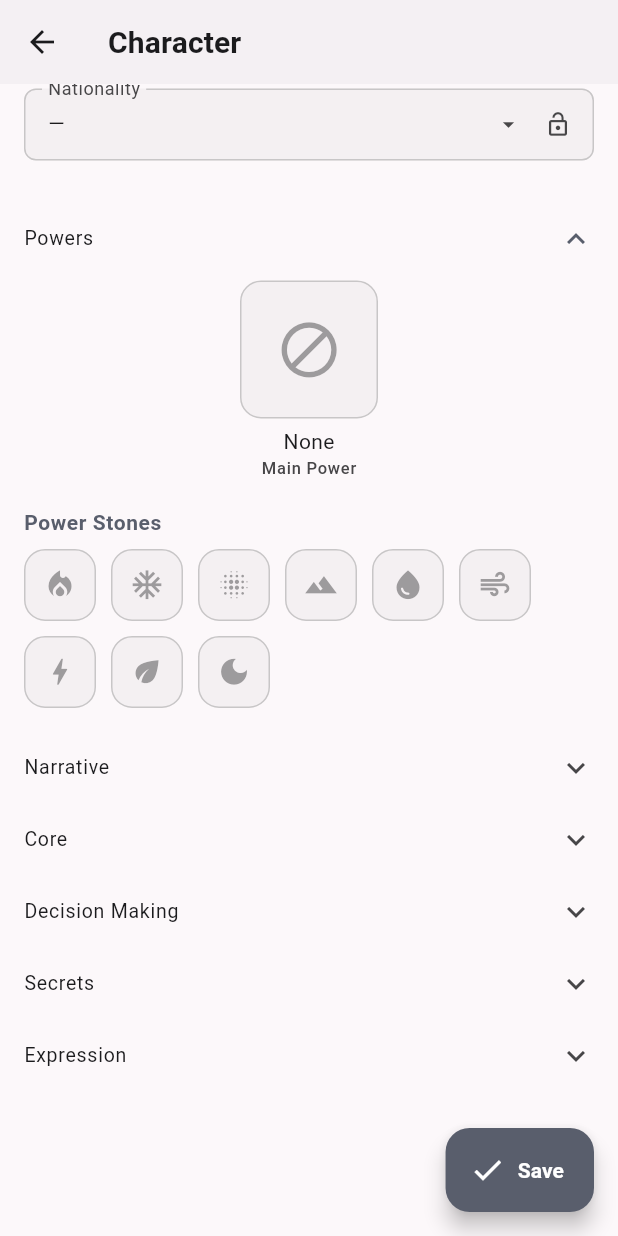
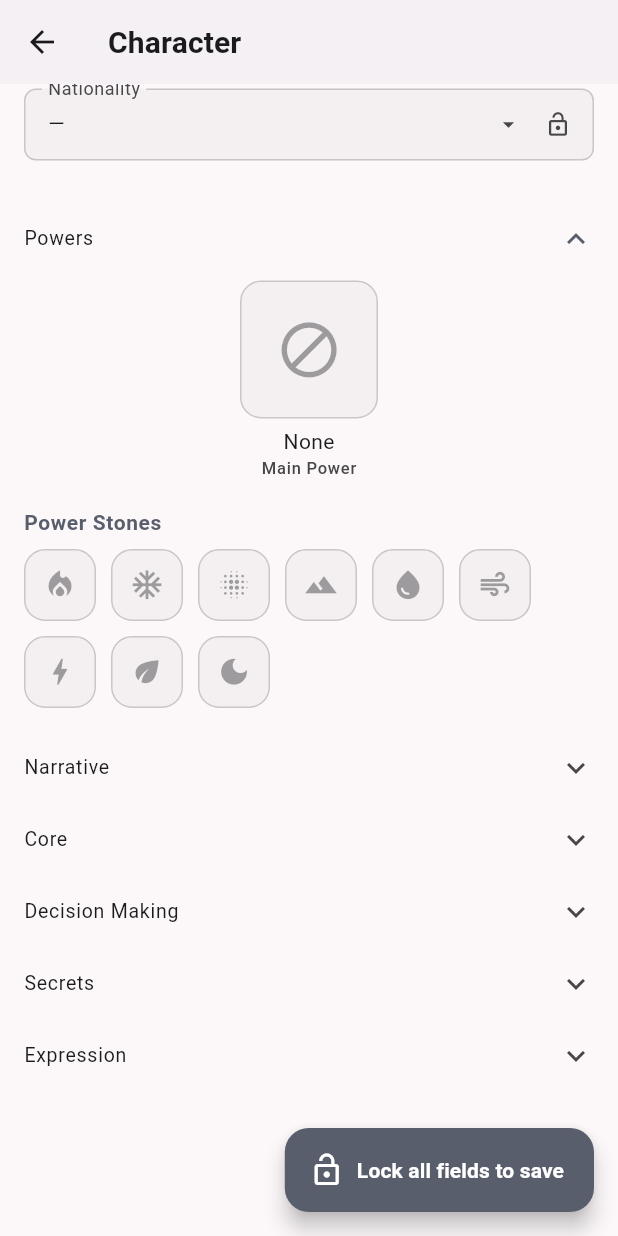
Before and after one commit to Grandle74/narrative_development_environment, a Flutter app: the CharacterDetailScreen screen opened directly with empty values, scrolled down 305 dp, after a tap on the "lock outline" icon, on a phone screen of 412 x 824 dp. Run offline on Flutter 3.47's test engine with Material 3 defaults, Android fonts, the phone set to English and light mode, and no system bars; our stand-ins replace drift; accounts and stored records are empty; generated files the repository leaves out were written again.

Commit message:
Add Island Icon to the Island in The nationality selector. Added Save-Guard for when a field is still unlocked.

```diff
--- a/lib/features/characters/character_detail_screen.dart
+++ b/lib/features/characters/character_detail_screen.dart
@@ -56,6 +56,16 @@ class _CharacterDetailScreenState extends State<CharacterDetailScreen> {
   final Map<String, bool> _identityLocks = {};
   bool _firstAppearanceLocked = true;
   bool _saving = false;
+
+  /// Returns true if any lockable field is currently unlocked.
+  /// Saving is blocked while this is true to prevent accidental edits.
+  bool get _hasUnlockedLockableFields {
+    // First-appearance fields are locked by default (true = locked).
+    if (!_firstAppearanceLocked) return true;
+    // Identity fields are locked by default; unlocked when the user toggled them.
+    // _identityLocks[key] == true means the user unlocked that field.
+    return _identityLocks.values.any((unlocked) => unlocked);
+  }
 
   @override
   void initState() {
@@ -159,17 +169,25 @@ class _CharacterDetailScreenState extends State<CharacterDetailScreen> {
         future: _future,
         builder: (context, snapshot) {
           if (!snapshot.hasData) return const SizedBox.shrink();
-          return FloatingActionButton.extended(
-            onPressed: _saving ? null : () => _save(snapshot.data!),
+          final blocked = _hasUnlockedLockableFields;
+          final button = FloatingActionButton.extended(
+            onPressed: (_saving || blocked) ? null : () => _save(snapshot.data!),
             icon: _saving
                 ? const SizedBox(
                     width: 16,
                     height: 16,
                     child: CircularProgressIndicator(strokeWidth: 2),
                   )
-                : const Icon(Icons.check),
-            label: Text(l10n.save),
+                : Icon(blocked ? Icons.lock_open : Icons.check),
+            label: Text(blocked ? l10n.lockAllFieldsToSave : l10n.save),
           );
+          if (blocked) {
+            return Tooltip(
+              message: l10n.lockAllFieldsToSave,
+              child: button,
+            );
+          }
+          return button;
         },
       ),
     );
--- a/lib/l10n/app_ar.arb
+++ b/lib/l10n/app_ar.arb
@@ -83,5 +83,6 @@
   "undo": "تراجع",
   "removedTag": "تم الحذف",
   "unlockToEdit": "افتح القفل للتعديل",
-  "lockEditing": "قفل"
+  "lockEditing": "قفل",
+  "lockAllFieldsToSave": "أغلق جميع الحقول للحفظ"
 }
--- a/lib/l10n/app_en.arb
+++ b/lib/l10n/app_en.arb
@@ -83,5 +83,6 @@
   "undo": "Undo",
   "removedTag": "Removed",
   "unlockToEdit": "Unlock to edit",
-  "lockEditing": "Lock"
+  "lockEditing": "Lock",
+  "lockAllFieldsToSave": "Lock all fields to save"
 }
--- a/lib/widgets/inputs/nationality_picker.dart
+++ b/lib/widgets/inputs/nationality_picker.dart
@@ -91,7 +91,8 @@ class _NationalityPickerFieldState extends State<NationalityPickerField> {
     };
     final code = map[countryName];
     if (code == null) return '🏳️';
-    if (code.characters.length > 2) return code; // Used for custom emojis like The Island
+    // If the value contains any non-ASCII character it's already an emoji, not an ISO code.
+    if (code.runes.any((r) => r > 127)) return code;
     return _countryCodeToEmoji(code);
   }
 
```
Also changed, not shown: lib/l10n/generated/app_localizations.dart, lib/l10n/generated/app_localizations_ar.dart, lib/l10n/generated/app_localizations_en.dart.
